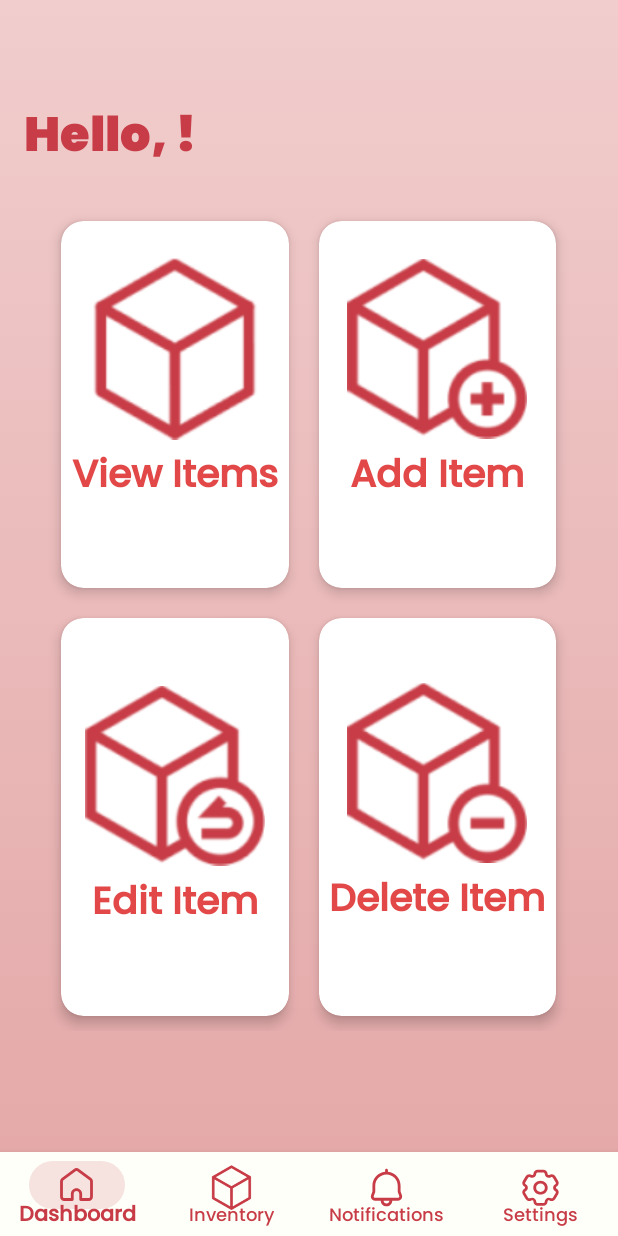
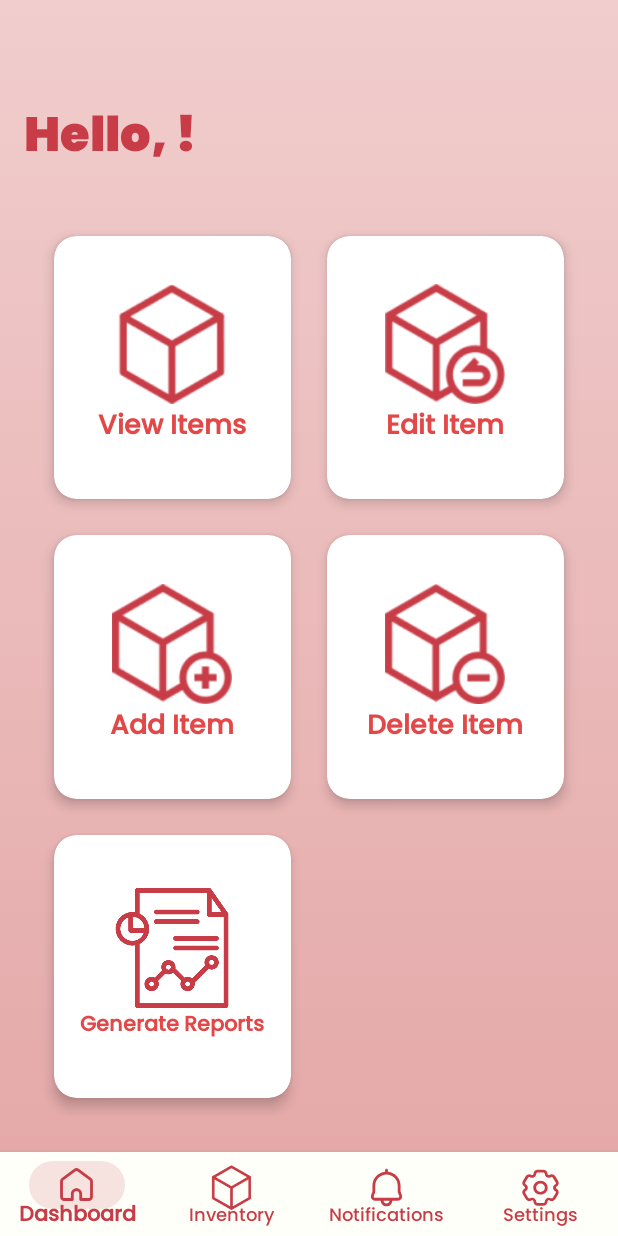
Before and after one commit to rykieldc/SIMS, an Android app: the fragment UserDashboard placed in its activity, on a phone screen of 412 x 824 dp. Run offline under Robolectric (Android 15) with nearby library versions, the light colour scheme and no system bars; our stand-ins replace Firebase (no records; nobody signed in at launch, a user with empty details on screens opened directly); libraries missing offline, so code that uses them is left out: com.itextpdf.kernel, com.itextpdf.layout, org.mindrot.jbcrypt.

Commit message:
Fix Dashboard

```diff
--- a/app/src/main/java/com/example/sims/FirebaseDatabaseHelper.kt
+++ b/app/src/main/java/com/example/sims/FirebaseDatabaseHelper.kt
@@ -699,9 +699,6 @@ class FirebaseDatabaseHelper {
             }
     }
 
-
-
-
     fun fetchItems(callback: (List<Item>) -> Unit) {
         itemsRef.addValueEventListener(object : ValueEventListener {
             override fun onDataChange(snapshot: DataSnapshot) {
--- a/app/src/main/java/com/example/sims/RetrofitClient.kt
+++ b/app/src/main/java/com/example/sims/RetrofitClient.kt
@@ -9,9 +9,9 @@ object RetrofitClient {
     private const val BASE_URL = "https://flask-arima-api.onrender.com/"
 
     private val okHttpClient = OkHttpClient.Builder()
-        .connectTimeout(30, TimeUnit.SECONDS) // Increase connection timeout
-        .readTimeout(30, TimeUnit.SECONDS)    // Increase read timeout
-        .writeTimeout(30, TimeUnit.SECONDS)   // Increase write timeout
+        .connectTimeout(60, TimeUnit.SECONDS) // Increase connection timeout
+        .readTimeout(60, TimeUnit.SECONDS)    // Increase read timeout
+        .writeTimeout(60, TimeUnit.SECONDS)   // Increase write timeout
         .build()
 
     val instance: ApiService by lazy {
--- a/app/src/main/java/com/example/sims/UserDashboard.kt
+++ b/app/src/main/java/com/example/sims/UserDashboard.kt
@@ -34,11 +34,13 @@ class UserDashboard : Fragment() {
         val editItemCardView = view.findViewById<CardView>(R.id.cvEditItem)
         val viewItemCardView = view.findViewById<CardView>(R.id.cvViewItem)
         val deleteItemCardView = view.findViewById<CardView>(R.id.cvDeleteItem)
+        val generateReportCardView = view.findViewById<CardView>(R.id.cvGenerateReports)
 
         addItemCardView.setOnClickListener { handleClick(AddItemActivity::class.java) }
         editItemCardView.setOnClickListener { handleClick(EditItemsActivityList::class.java) }
         viewItemCardView.setOnClickListener { startActivity(Intent(requireContext(), ViewItemsActivity::class.java)) }
         deleteItemCardView.setOnClickListener { handleClick(DeleteItemsActivityList::class.java) }
+        generateReportCardView.setOnClickListener { handleClick(GenerateReportsActivity::class.java) }
     }
 
     private fun handleClick(activityClass: Class<*>) {
--- a/app/src/main/res/layout/fragment_statistics_dashboard.xml
+++ b/app/src/main/res/layout/fragment_statistics_dashboard.xml
@@ -62,7 +62,7 @@
                     android:fontFamily="@font/poppins_black"
                     android:text="@string/noOfItems"
                     android:textColor="@color/primary_color"
-                    android:textSize="32sp"
+                    android:textSize="50sp"
                     android:textStyle="bold"
                     android:gravity="center_horizontal"/>
 
@@ -107,7 +107,7 @@
                     android:fontFamily="@font/poppins_black"
                     android:text="@string/noOfAlerts"
                     android:textColor="@color/primary_color"
-                    android:textSize="32sp"
+                    android:textSize="50sp"
                     android:textStyle="bold"
                     android:gravity="center_horizontal"/>
 
@@ -154,7 +154,7 @@
                     android:fontFamily="@font/poppins_black"
                     android:text="@string/topSellingItem"
                     android:textColor="@color/primary_color"
-                    android:textSize="32sp"
+                    android:textSize="26sp"
                     android:textStyle="bold"
                     android:gravity="center_horizontal"/>
 
--- a/app/src/main/res/layout/fragment_user_dashboard.xml
+++ b/app/src/main/res/layout/fragment_user_dashboard.xml
@@ -26,93 +26,50 @@
 
     <GridLayout
         android:id="@+id/grid_layout"
-        android:layout_width="350dp"
-        android:layout_height="550dp"
-        android:layout_below="@id/header_dashboard"
-        android:layout_centerHorizontal="true"
-        android:layout_marginTop="16dp"
+        android:layout_width="match_parent"
+        android:layout_height="match_parent"
+        android:layout_below="@+id/header_dashboard"
+        android:layout_marginTop="80dp"
+        android:rowCount="3"
         android:columnCount="2"
-        android:rowCount="2"
-        tools:ignore="TextSizeCheck">
+        android:layout_margin="24dp"
+        >
 
         <androidx.cardview.widget.CardView
             android:id="@+id/cvViewItem"
-            android:layout_width="wrap_content"
-            android:layout_height="wrap_content"
+            android:layout_width="0dp"
+            android:layout_height="0dp"
+            app:cardElevation="5dp"
+            app:cardCornerRadius="15dp"
+            android:layout_columnWeight="1"
+            android:layout_rowWeight="1"
             android:layout_row="0"
-            android:layout_rowWeight="1"
             android:layout_column="0"
-            android:layout_columnWeight="1"
-            android:layout_margin="10dp"
-            app:cardCornerRadius="15dp"
-            app:cardElevation="5dp">
+            android:layout_margin="12dp"
+            >
 
             <LinearLayout
                 android:layout_width="match_parent"
                 android:layout_height="match_parent"
-                android:layout_gravity="center"
                 android:orientation="vertical"
+                android:gravity="center"
                 tools:ignore="UseCompoundDrawables">
 
                 <ImageView
-                    android:layout_width="120dp"
-                    android:layout_height="130dp"
+                    android:layout_width="80dp"
+                    android:layout_height="80dp"
                     android:layout_gravity="center"
-                    android:layout_marginTop="20dp"
                     android:contentDescription="@string/view_items"
-                    android:src="@drawable/ic_view" />
+                    android:src="@drawable/ic_view"/>
 
                 <TextView
                     android:layout_width="wrap_content"
                     android:layout_height="wrap_content"
-                    android:layout_gravity="center_horizontal"
                     android:text="@string/view_items"
                     android:textColor="@color/red"
-                    android:textSize="25sp"
-                    android:textStyle="bold" />
-
-
-            </LinearLayout>
-
-        </androidx.cardview.widget.CardView>
-
-
-        <androidx.cardview.widget.CardView
-            android:id="@+id/cvAddItem"
-            android:layout_width="wrap_content"
-            android:layout_height="wrap_content"
-            android:layout_row="0"
-            android:layout_rowWeight="1"
-            android:layout_column="1"
-            android:layout_columnWeight="1"
-            android:layout_margin="10dp"
-            app:cardCornerRadius="15dp"
-            app:cardElevation="5dp">
-
-            <LinearLayout
-                android:layout_width="match_parent"
-                android:layout_height="match_parent"
-                android:layout_gravity="center"
-                android:contentDescription="@string/add_item"
-                android:orientation="vertical"
-                tools:ignore="UseCompoundDrawables">
-
-                <ImageView
-                    android:layout_width="120dp"
-                    android:layout_height="130dp"
-                    android:layout_gravity="center"
-                    android:layout_marginTop="20dp"
-                    android:contentDescription="@string/add_item"
-                    android:src="@drawable/ic_add" />
-
-                <TextView
-                    android:layout_width="wrap_content"
-                    android:layout_height="wrap_content"
-                    android:layout_gravity="center_horizontal"
-                    android:text="@string/add_item"
-                    android:textColor="@color/red"
-                    android:textSize="25sp"
-                    android:textStyle="bold" />
+                    android:textStyle="bold"
+                    android:textSize="18sp"
+                    android:layout_gravity="center_horizontal"/>
 
 
             </LinearLayout>
@@ -121,39 +78,80 @@
 
         <androidx.cardview.widget.CardView
             android:id="@+id/cvEditItem"
-            android:layout_width="wrap_content"
-            android:layout_height="wrap_content"
-            android:layout_row="1"
+            android:layout_width="0dp"
+            android:layout_height="0dp"
+            app:cardElevation="5dp"
+            app:cardCornerRadius="15dp"
+            android:layout_columnWeight="1"
             android:layout_rowWeight="1"
-            android:layout_column="0"
-            android:layout_columnWeight="1"
-            android:layout_margin="10dp"
-            app:cardCornerRadius="15dp"
-            app:cardElevation="5dp">
+            android:layout_row="0"
+            android:layout_column="1"
+            android:layout_margin="12dp"
+            >
 
             <LinearLayout
                 android:layout_width="match_parent"
                 android:layout_height="match_parent"
-                android:layout_gravity="center"
                 android:orientation="vertical"
+                android:gravity="center"
                 tools:ignore="UseCompoundDrawables">
 
                 <ImageView
-                    android:layout_width="120dp"
-                    android:layout_height="130dp"
+                    android:layout_width="80dp"
+                    android:layout_height="80dp"
                     android:layout_gravity="center"
-                    android:layout_marginTop="40dp"
                     android:contentDescription="@string/edit_item"
-                    android:src="@drawable/ic_edit" />
+                    android:src="@drawable/ic_edit"/>
 
                 <TextView
                     android:layout_width="wrap_content"
                     android:layout_height="wrap_content"
-                    android:layout_gravity="center_horizontal"
                     android:text="@string/edit_item"
                     android:textColor="@color/red"
-                    android:textSize="25sp"
-                    android:textStyle="bold" />
+                    android:textStyle="bold"
+                    android:textSize="18sp"
+                    android:layout_gravity="center_horizontal"/>
+
+
+            </LinearLayout>
+
+        </androidx.cardview.widget.CardView>
+
+        <androidx.cardview.widget.CardView
+            android:id="@+id/cvAddItem"
+            android:layout_width="0dp"
+            android:layout_height="0dp"
+            app:cardElevation="5dp"
+            app:cardCornerRadius="15dp"
+            android:layout_columnWeight="1"
+            android:layout_rowWeight="1"
+            android:layout_row="1"
+            android:layout_column="0"
+            android:layout_margin="12dp"
+            >
+
+            <LinearLayout
+                android:layout_width="match_parent"
+                android:layout_height="match_parent"
+                android:orientation="vertical"
+                android:gravity="center"
+                tools:ignore="UseCompoundDrawables">
+
+                <ImageView
+                    android:layout_width="80dp"
+                    android:layout_height="80dp"
+                    android:layout_gravity="center"
+                    android:contentDescription="@string/add_item"
+                    android:src="@drawable/ic_add"/>
+
+                <TextView
+                    android:layout_width="wrap_content"
+                    android:layout_height="wrap_content"
+                    android:text="@string/add_item"
+                    android:textColor="@color/red"
+                    android:textStyle="bold"
+                    android:textSize="18sp"
+                    android:layout_gravity="center_horizontal"/>
 
 
             </LinearLayout>
@@ -162,46 +160,83 @@
 
         <androidx.cardview.widget.CardView
             android:id="@+id/cvDeleteItem"
-            android:layout_width="wrap_content"
-            android:layout_height="wrap_content"
+            android:layout_width="0dp"
+            android:layout_height="0dp"
+            app:cardElevation="5dp"
+            app:cardCornerRadius="15dp"
+            android:layout_columnWeight="1"
+            android:layout_rowWeight="1"
             android:layout_row="1"
-            android:layout_rowWeight="1"
             android:layout_column="1"
-            android:layout_columnWeight="1"
-            android:layout_margin="10dp"
-            app:cardCornerRadius="15dp"
-            app:cardElevation="5dp">
+            android:layout_margin="12dp"
+            >
 
             <LinearLayout
                 android:layout_width="match_parent"
                 android:layout_height="match_parent"
-                android:layout_gravity="center"
                 android:orientation="vertical"
+                android:gravity="center"
                 tools:ignore="UseCompoundDrawables">
 
                 <ImageView
-                    android:layout_width="120dp"
-                    android:layout_height="130dp"
+                    android:layout_width="80dp"
+                    android:layout_height="80dp"
                     android:layout_gravity="center"
-                    android:layout_marginTop="38dp"
                     android:contentDescription="@string/delete_item"
-                    android:src="@drawable/ic_delete" />
+                    android:src="@drawable/ic_delete"/>
 
                 <TextView
                     android:layout_width="wrap_content"
                     android:layout_height="wrap_content"
-                    android:layout_gravity="center_horizontal"
                     android:text="@string/delete_item"
                     android:textColor="@color/red"
-                    android:textSize="25sp"
-
-                    android:textStyle="bold" />
+                    android:textStyle="bold"
+                    android:textSize="18sp"
+                    android:layout_gravity="center_horizontal"/>
 
 
             </LinearLayout>
 
         </androidx.cardview.widget.CardView>
 
+        <androidx.cardview.widget.CardView
+            android:id="@+id/cvGenerateReports"
+            android:layout_width="0dp"
+            android:layout_height="0dp"
+            app:cardElevation="5dp"
+            app:cardCornerRadius="15dp"
+            android:layout_columnWeight="1"
+            android:layout_rowWeight="1"
+            android:layout_row="2"
+            android:layout_column="0"
+            android:layout_margin="12dp"
+            >
+
+            <LinearLayout
+                android:layout_width="match_parent"
+                android:layout_height="match_parent"
+                android:orientation="vertical"
+                android:gravity="center"
+                tools:ignore="UseCompoundDrawables">
+
+                <ImageView
+                    android:layout_width="80dp"
+                    android:layout_height="80dp"
+                    android:layout_gravity="center"
+                    android:contentDescription="@string/generate_reports"
+                    android:src="@drawable/ic_report"/>
+
+                <TextView
+                    android:layout_width="wrap_content"
+                    android:layout_height="wrap_content"
+                    android:text="@string/generate_reports"
+                    android:textColor="@color/red"
+                    android:textStyle="bold"
+                    android:textSize="14sp"
+                    android:layout_gravity="center_horizontal"/>
+            </LinearLayout>
+
+        </androidx.cardview.widget.CardView>
     </GridLayout>
 
 
```
Also changed, not shown: app/src/main/java/com/example/sims/StatisticsDashboard.kt (+168 -22 lines).
